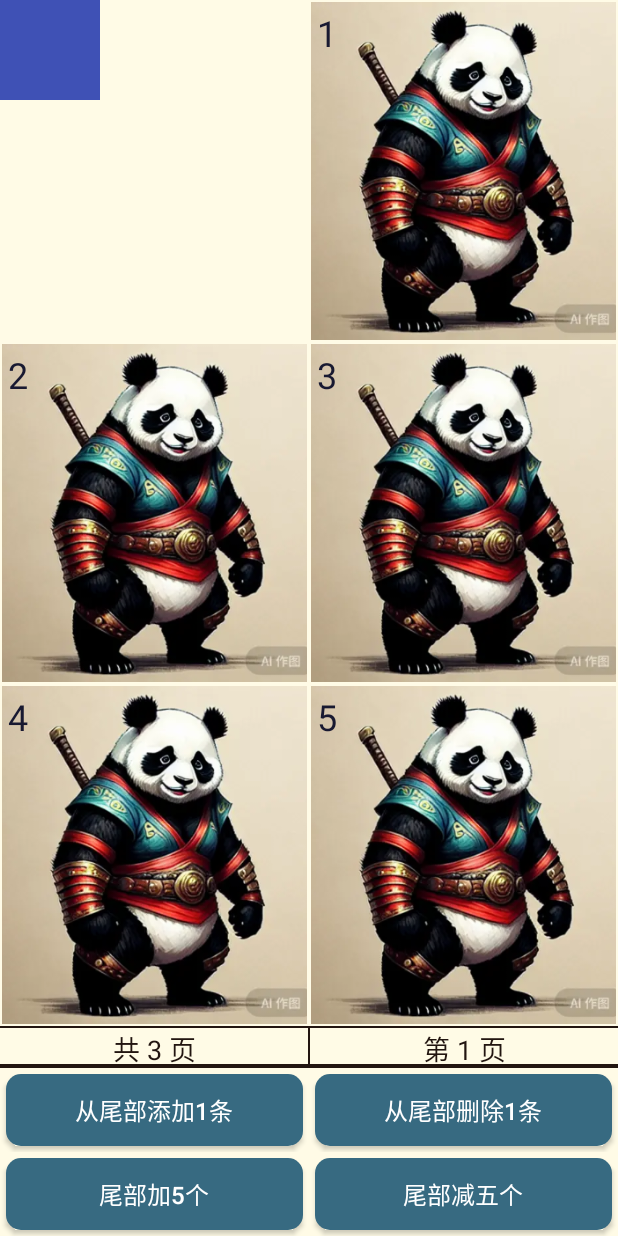
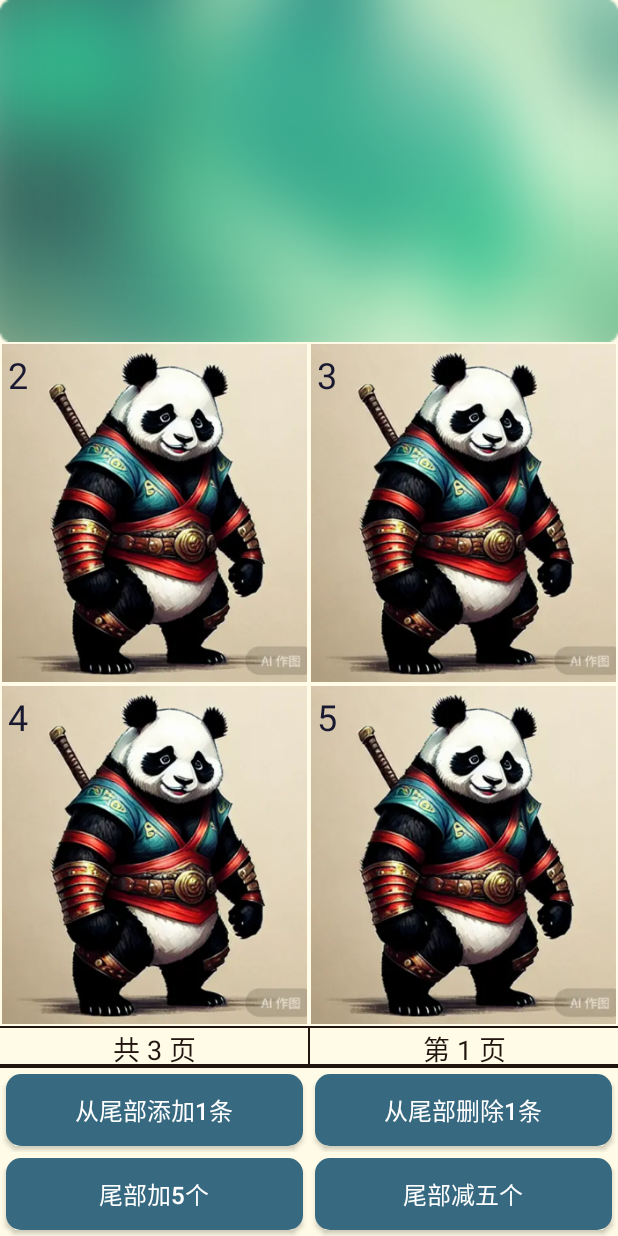
Before and after one commit to pengjiaqii/skipview, an Android app: the screen it shows after launch (MainActivity), on a phone screen of 412 x 824 dp. Run offline under Robolectric (Android 15) with nearby library versions, the phone set to English and light mode, and no system bars.

Commit message:
头布局应该占两格，索引为0的横向应该占据两格

```diff
--- a/app/src/main/java/com/jade/testdemo/PagerGridLayoutManager.java
+++ b/app/src/main/java/com/jade/testdemo/PagerGridLayoutManager.java
@@ -148,9 +148,9 @@ public class PagerGridLayoutManager extends RecyclerView.LayoutManager
         Log.w("shay", "mHeightUsed = " + mHeightUsed);
 
         // 预存储两页的View显示区域
-        for (int i = 0; i < mOnePageSize * 2; i++) {
-            getItemFrameByPosition(i);
-        }
+//        for (int i = 0; i < mOnePageSize * 2; i++) {
+//            getItemFrameByPosition(i);
+//        }
 
         if (mOffsetX == 0 && mOffsetY == 0) {
             // 预存储View
@@ -345,8 +345,13 @@ public class PagerGridLayoutManager extends RecyclerView.LayoutManager
      */
     private Rect getItemFrameByPosition(int pos) {
         Rect rect = mItemFrames.get(pos);
-        if(pos == 0){
-            return new Rect(0,0,100,100);
+        if (pos == 0) {
+            //要第一个位置横向占两格，也就是头布局横向占满，高度跟其他一致
+            return new Rect(0, 0, mItemWidth * 2, mItemHeight);
+        }
+        if (pos == 1) {
+            //把第二个位置空出来算了，以免全部要重新计算
+            return new Rect();
         }
         if (null == rect) {
             rect = new Rect();
--- a/app/src/main/res/layout/launcher_rv_header.xml
+++ b/app/src/main/res/layout/launcher_rv_header.xml
@@ -2,7 +2,7 @@
 <RelativeLayout xmlns:android="http://schemas.android.com/apk/res/android"
     android:layout_width="match_parent"
     android:id="@+id/rv_header"
-    android:background="@color/colorPrimary"
-    android:layout_height="390px">
+    android:background="@drawable/ic_header_bg"
+    android:layout_height="wrap_content">
 
 </RelativeLayout>
```
Also changed, not shown: app/src/main/res/drawable-xhdpi/ic_header_bg.png (added).
